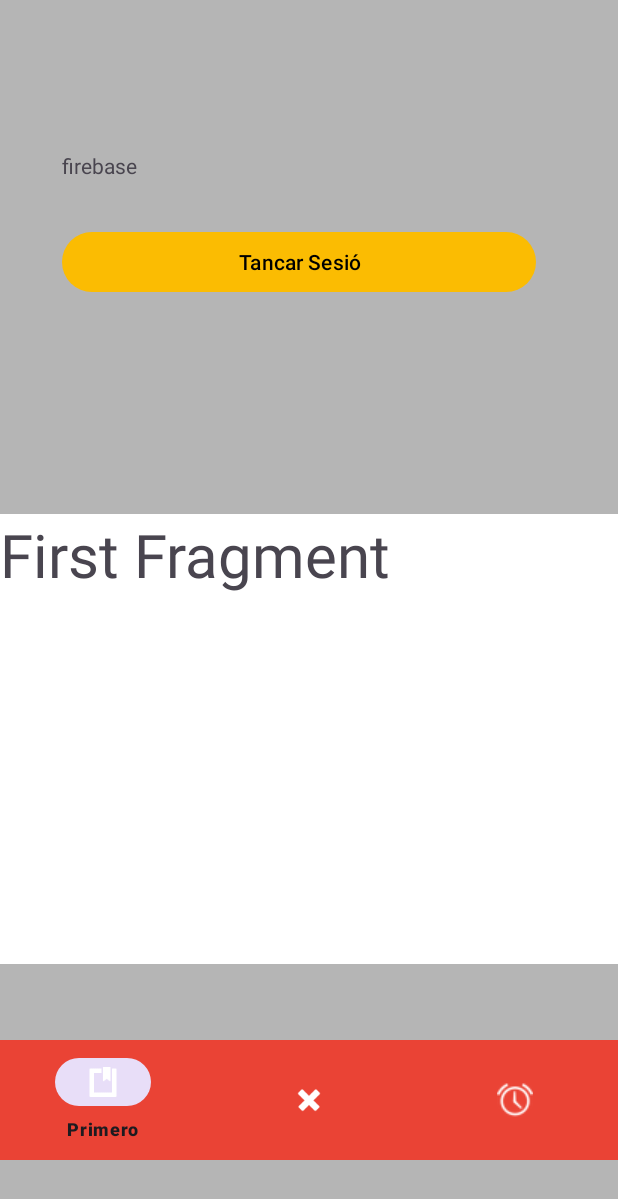
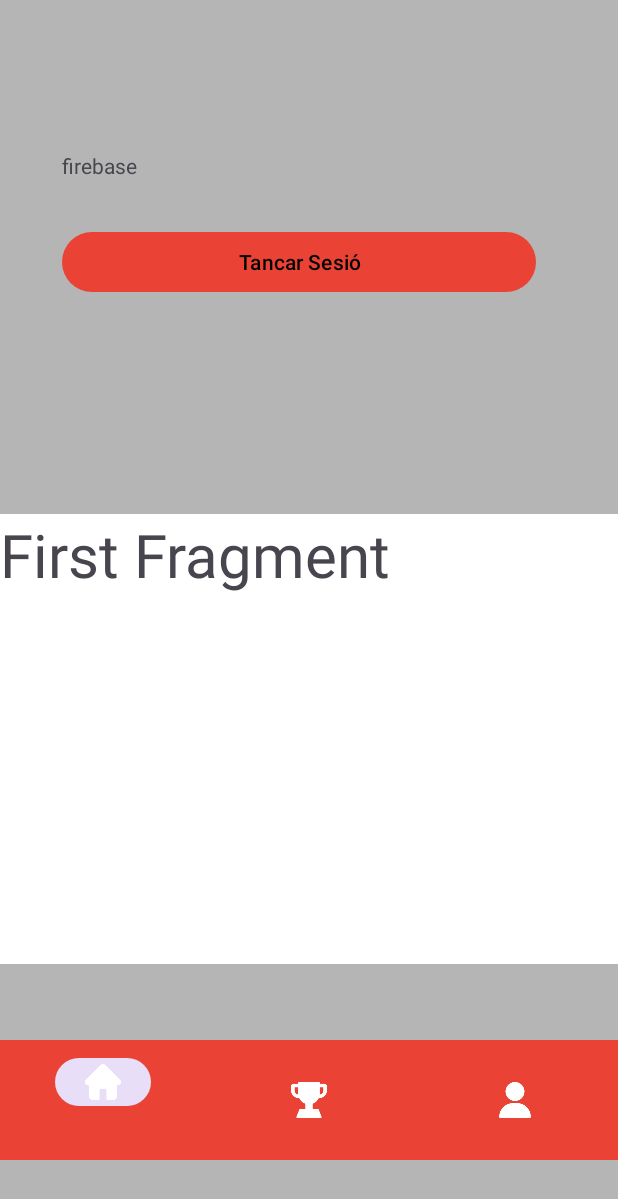
Before and after one commit to Stivenfg/You-Can-Fit, an Android app: the screen it shows after launch once a user with an empty profile is signed in (HomeActivity), on a phone screen of 412 x 824 dp. Shown: the top 1199 px of the screen. Run offline under Robolectric (Android 15) with nearby library versions, the phone set to English and light mode, and no system bars; our stand-ins replace Firebase (no records; nobody signed in at launch, a user with empty details on screens opened directly); libraries missing offline, so code that uses them is left out: org.checkerframework.checker.

Commit message:
nav_bar_icons
Actualizacion de los iconos del nav bar

```diff
--- a/app/src/main/res/menu/bottom_navigation.xml
+++ b/app/src/main/res/menu/bottom_navigation.xml
@@ -2,16 +2,16 @@
 <menu xmlns:android="http://schemas.android.com/apk/res/android">
     <item
         android:id="@+id/firstFragment"
-        android:icon="@android:drawable/ic_input_get"
-        android:title="Primero"/>
+        android:icon="@drawable/casa"
+        android:title=""/>
     <item
         android:id="@+id/secondFragment"
-        android:icon="@android:drawable/ic_delete"
-        android:title="Segundo"/>
+        android:icon="@drawable/trofeo"
+        android:title=""/>
     <item
         android:id="@+id/thirdFragment"
-        android:icon="@android:drawable/ic_lock_idle_alarm"
-        android:title="Tercero"/>
+        android:icon="@drawable/usuario"
+        android:title=""/>
 
 
 </menu>
--- a/app/src/main/res/values/themes.xml
+++ b/app/src/main/res/values/themes.xml
@@ -12,8 +12,8 @@
     </style>
 
     <style name="Theme.YouCanFit" parent="Base.Theme.YouCanFit">
-        <item name="colorPrimary">@color/yellow_fit</item>
-        <item name="colorPrimaryVariant">@color/gray_fit</item>
+        <item name="colorPrimary">@color/red_fit</item>
+        <item name="colorPrimaryVariant">@color/yellow_fit</item>
         <item name="colorOnPrimary">@color/black_fit</item>
 
     </style>
```
Also changed, not shown: app/src/main/res/drawable/casa.png (added), app/src/main/res/drawable/trofeo.png (added), app/src/main/res/drawable/usuario.png (added).
